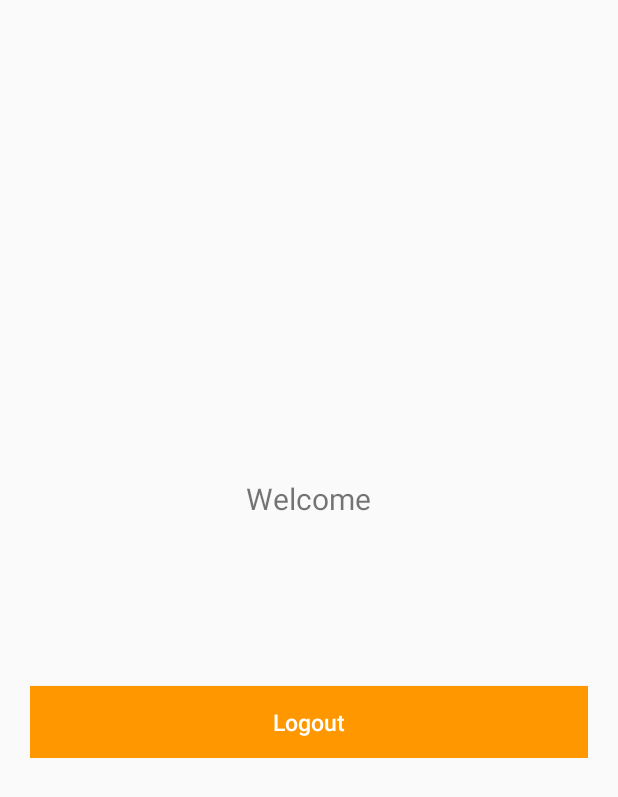
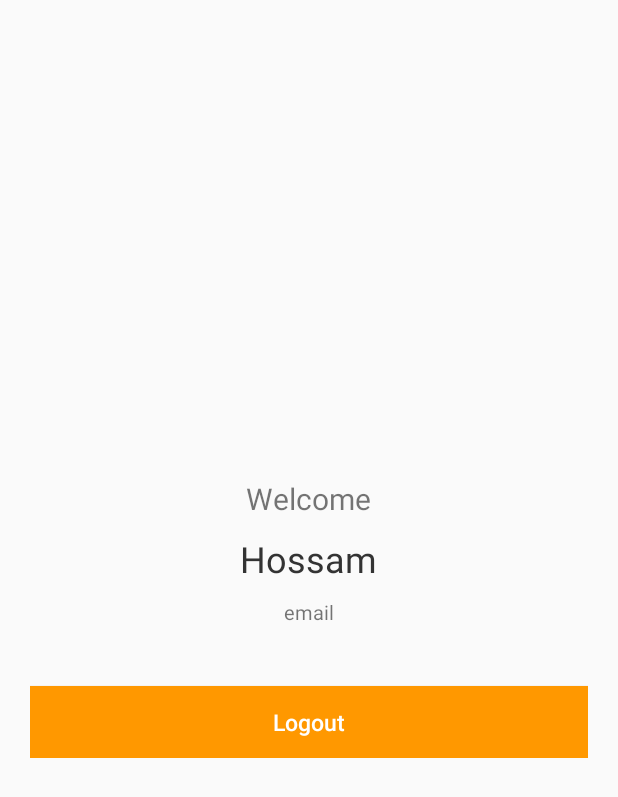
Before and after one commit to hossamk/SmartUniversity, an Android app: the layout activity_main.xml on its own in the app's theme, with its tools: preview values and no code run, on a phone screen of 412 x 824 dp. Shown: the top 797 px of the screen. Run offline under Robolectric (Android 15) with nearby library versions, the phone set to English and light mode, and no system bars.

Commit message:
added test text to textview

```diff
--- a/app/src/main/res/layout/activity_main.xml
+++ b/app/src/main/res/layout/activity_main.xml
@@ -25,12 +25,14 @@
             android:layout_height="wrap_content"
             android:padding="10dp"
             android:textColor="@color/lbl_name"
+            android:text="Hossam"
             android:textSize="24dp" />
 
         <TextView
             android:id="@+id/tv_email"
             android:layout_width="wrap_content"
             android:layout_height="wrap_content"
+            android:text="email"
             android:textSize="13dp" />
 
         <Button
```
